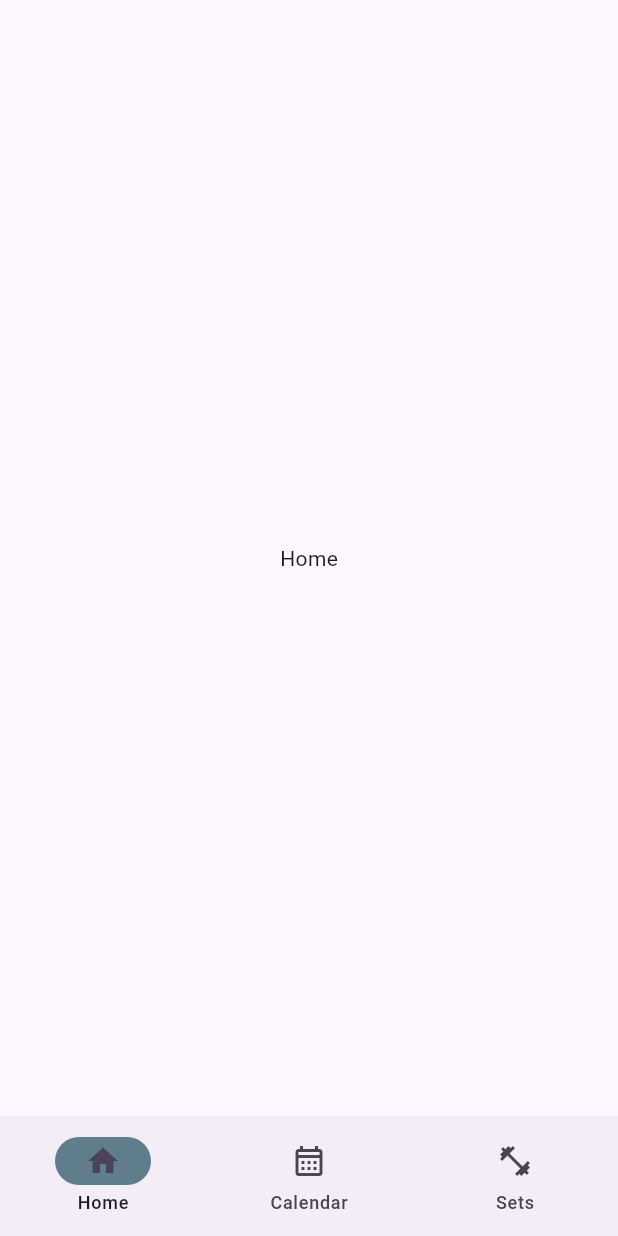
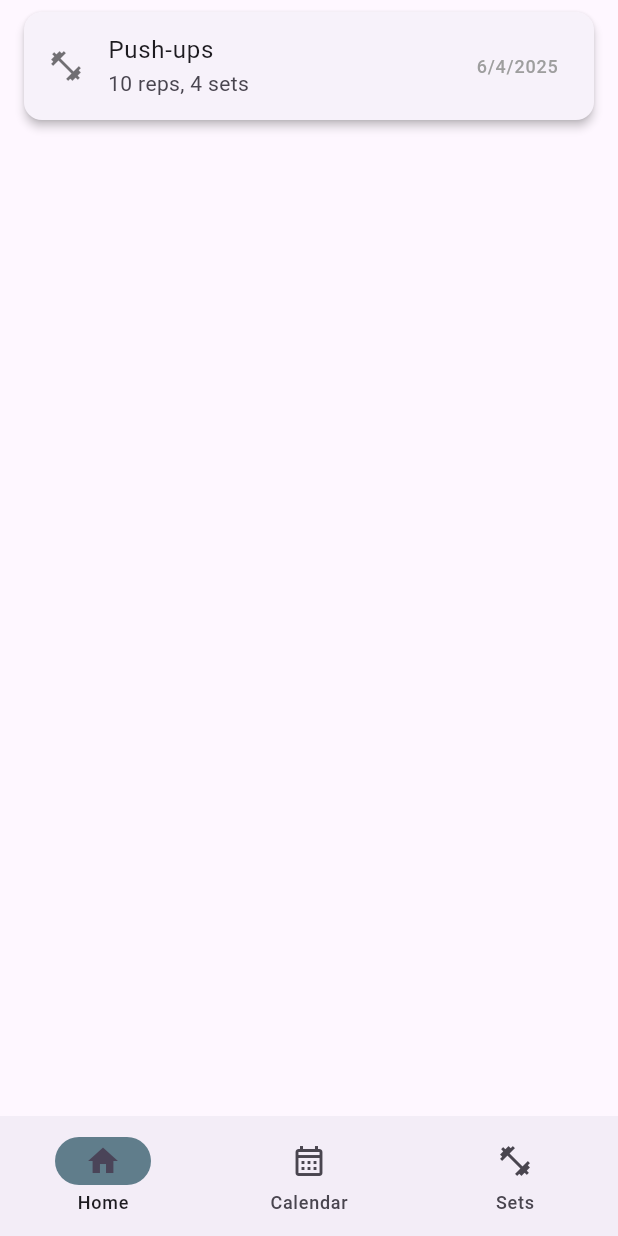
Before and after one commit to Sairusses/Workout-Tracker, a Flutter app: the screen it shows after launch, on a phone screen of 412 x 824 dp. Run offline on Flutter 3.47's test engine with Material 3 defaults, Android fonts, the phone set to English and light mode, and no system bars; our stand-ins replace device_preview.

Commit message:
added workout_card.dart

```diff
--- /dev/null
+++ b/lib/components/workout_card.dart
@@ -0,0 +1,48 @@
+import 'package:flutter/material.dart';
+
+import '../objects/duration_workout.dart';
+import '../objects/reps_workout.dart';
+import '../objects/workout.dart';
+
+class WorkoutCard extends StatelessWidget{
+  final Map<String, dynamic> workoutMap;
+  const WorkoutCard({super.key, required this.workoutMap});
+
+  Workout workoutFromMap(Map<String, dynamic> map) {
+    switch (map['type']) {
+      case 'reps':
+        return RepsWorkout.fromMap(map);
+      case 'duration':
+        return DurationWorkout.fromMap(map);
+      default:
+        throw Exception('Unknown workout type');
+    }
+  }
+
+  @override
+  Widget build(BuildContext context) {
+    final Workout workout = workoutFromMap(workoutMap);
+
+    return Card(
+      margin: const EdgeInsets.symmetric(horizontal: 16, vertical: 8),
+      elevation: 2.5,
+      shape: RoundedRectangleBorder(borderRadius: BorderRadius.circular(12)),
+      child: ListTile(
+        leading: Icon(
+          workout.workoutType == 'reps' ? Icons.fitness_center : Icons.timer,
+          color: Colors.black54
+        ),
+        title: Text(workout.title),
+        subtitle: workout is RepsWorkout
+            ? Text('${workout.reps} reps, ${workout.sets} sets')
+            : workout is DurationWorkout
+            ? Text('${(workout).duration} minutes, ${workout.sets} sets')
+            : const Text('Unknown workout'),
+        trailing: Text(
+          '${workout.date.day}/${workout.date.month}/${workout.date.year}',
+          style: const TextStyle(fontSize: 12, color: Colors.grey),
+        ),
+      ),
+    );
+  }
+}
--- a/lib/home.dart
+++ b/lib/home.dart
@@ -1,4 +1,5 @@
 import 'package:flutter/material.dart';
+import 'package:workout_tracker/home_screen.dart';
 
 class Home extends StatefulWidget{
   const Home({super.key});
@@ -37,7 +38,7 @@ class HomeState extends State<Home>{
         ]
       ),
       body: <Widget>[
-        const Center(child: Text('Home')),
+        const HomeScreen(),
         const Center(child: Text('Calendar')),
         const Center(child: Text('Sets')),
       ][currentPageIndex],
--- a/lib/home_screen.dart
+++ b/lib/home_screen.dart
@@ -1,4 +1,5 @@
 import 'package:flutter/material.dart';
+import 'package:workout_tracker/components/workout_card.dart';
 
 class HomeScreen extends StatefulWidget{
   const HomeScreen({super.key});
@@ -10,8 +11,13 @@ class HomeScreen extends StatefulWidget{
 class HomeScreenState extends State<HomeScreen>{
   @override
   Widget build(BuildContext context) {
-    return Scaffold(
-
-    );
+    return WorkoutCard(workoutMap: <String, dynamic>{
+      'id': 1,
+      'title': 'Push-ups',
+      'reps': 10,
+      'sets': 4,
+      'date': DateTime.now().toString(),
+      'type': 'reps',
+    });
   }
 }
--- a/lib/objects/duration_workout.dart
+++ b/lib/objects/duration_workout.dart
@@ -7,6 +7,7 @@ class DurationWorkout extends Workout {
     super.id,
     required super.title,
     required this.duration,
+    required super.sets,
     required super.date,
   });
 
@@ -16,6 +17,7 @@ class DurationWorkout extends Workout {
       'id': id,
       'title': title,
       'duration': duration,
+      'sets': sets,
       'date': date.toIso8601String(),
       'type': workoutType,
     };
@@ -30,6 +32,7 @@ class DurationWorkout extends Workout {
       id: map['id'],
       title: map['title'],
       duration: map['duration'],
+      sets: map['sets'],
       date: DateTime.parse(map['date']),
     );
   }
--- a/lib/objects/reps_workout.dart
+++ b/lib/objects/reps_workout.dart
@@ -7,6 +7,7 @@ class RepsWorkout extends Workout {
     super.id,
     required super.title,
     required this.reps,
+    required super.sets,
     required super.date,
   });
 
@@ -16,6 +17,7 @@ class RepsWorkout extends Workout {
       'id': id,
       'title': title,
       'reps': reps,
+      'sets': sets,
       'date': date.toIso8601String(),
       'type': workoutType,
     };
@@ -29,6 +31,7 @@ class RepsWorkout extends Workout {
       id: map['id'],
       title: map['title'],
       reps: map['reps'],
+      sets: map['sets'],
       date: DateTime.parse(map['date']),
     );
   }
--- a/lib/objects/workout.dart
+++ b/lib/objects/workout.dart
@@ -2,11 +2,13 @@ abstract class Workout {
   final int? id;
   final String title;
   final DateTime date;
+  final int sets;
 
   Workout({
     this.id,
     required this.title,
     required this.date,
+    required this.sets,
   });
 
   Map<String, dynamic> toMap();
--- a/pubspec.yaml
+++ b/pubspec.yaml
@@ -35,7 +35,6 @@ dependencies:
   # Use with the CupertinoIcons class for iOS style icons.
   cupertino_icons: ^1.0.8
   device_preview: ^1.2.0
-  sqflite: ^2.4.1
 
 dev_dependencies:
   flutter_test:
```
Also changed, not shown: pubspec.lock.
